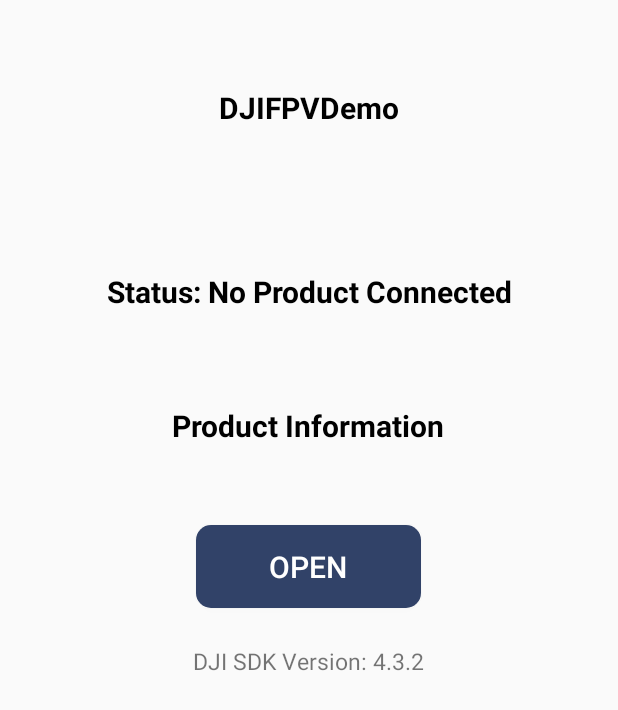
After one commit to zbkpointer/CommunitySkyEye, an Android app: the ConnectionActivity screen opened directly, with no data from a screen before it, on a phone screen of 412 x 824 dp. The commit adds this screen. Shown: the top 710 px of the screen. Run offline under Robolectric (Android 15) with nearby library versions, the phone set to English and light mode, and no system bars.

Commit message:
大疆产品连接

```diff
--- a/app/build.gradle
+++ b/app/build.gradle
@@ -10,6 +10,8 @@ android {
         versionCode 1
         versionName "1.0"
         testInstrumentationRunner "android.support.test.runner.AndroidJUnitRunner"
+        //Enable multidex-support
+        multiDexEnabled true
     }
     buildTypes {
         release {
@@ -28,5 +30,7 @@ dependencies {
     compile 'com.android.support.constraint:constraint-layout:1.0.2'
     compile 'org.litepal.android:core:1.6.0'
     compile 'com.android.support:design:25.3.1'
+    compile 'com.android.support:multidex:1.0.1'
+    compile 'com.dji:dji-sdk:4.3.2'
     testCompile 'junit:junit:4.12'
 }
--- /dev/null
+++ b/app/src/main/java/com/live/communityskyeye/ConnectionActivity.java
@@ -0,0 +1,89 @@
+package com.live.communityskyeye;
+
+import android.*;
+import android.app.Activity;
+import android.os.Build;
+import android.os.Bundle;
+import android.support.design.widget.FloatingActionButton;
+import android.support.design.widget.Snackbar;
+import android.support.v4.app.ActivityCompat;
+import android.support.v7.app.AppCompatActivity;
+import android.support.v7.widget.Toolbar;
+import android.util.Log;
+import android.view.View;
+import android.widget.Button;
+import android.widget.TextView;
+
+public class ConnectionActivity extends Activity implements View.OnClickListener {
+    private static final String TAG = ConnectionActivity.class.getName();
+    private TextView mTextConnectionStatus;
+    private TextView mTextProduct;
+    private Button mBtnOpen;
+    @Override
+    protected void onCreate(Bundle savedInstanceState) {
+        super.onCreate(savedInstanceState);
+        /*
+         When the compile and target version is higher than 22,
+         please request the following permission at runtime to
+         ensure the SDK works well.
+         */
+        if (Build.VERSION.SDK_INT >= Build.VERSION_CODES.M) {
+            ActivityCompat.requestPermissions(this,
+                    new String[]{android.Manifest.permission.WRITE_EXTERNAL_STORAGE, android.Manifest.permission.VIBRATE,
+                            android.Manifest.permission.INTERNET, android.Manifest.permission.ACCESS_WIFI_STATE,
+                            android.Manifest.permission.WAKE_LOCK, android.Manifest.permission.ACCESS_COARSE_LOCATION,
+                            android.Manifest.permission.ACCESS_NETWORK_STATE, android.Manifest.permission.ACCESS_FINE_LOCATION,
+                            android.Manifest.permission.CHANGE_WIFI_STATE, android.Manifest.permission.MOUNT_UNMOUNT_FILESYSTEMS,
+                            android.Manifest.permission.READ_EXTERNAL_STORAGE, android.Manifest.permission.SYSTEM_ALERT_WINDOW,
+                            android.Manifest.permission.READ_PHONE_STATE,
+                    }
+                    , 1);
+        }
+        setContentView(R.layout.activity_connection);
+
+    }
+
+    @Override
+    public void onResume() {
+        Log.e(TAG, "onResume");
+        super.onResume();
+    }
+    @Override
+    public void onPause() {
+        Log.e(TAG, "onPause");
+        super.onPause();
+    }
+    @Override
+    public void onStop() {
+        Log.e(TAG, "onStop");
+        super.onStop();
+    }
+    public void onReturn(View view){
+        Log.e(TAG, "onReturn");
+        this.finish();
+    }
+    @Override
+    protected void onDestroy() {
+        Log.e(TAG, "onDestroy");
+        super.onDestroy();
+    }
+    private void initUI() {
+        mTextConnectionStatus = (TextView) findViewById(R.id.text_connection_status);
+        mTextProduct = (TextView) findViewById(R.id.text_product_info);
+        mBtnOpen = (Button) findViewById(R.id.btn_open);
+        mBtnOpen.setOnClickListener(this);
+        mBtnOpen.setEnabled(false);
+    }
+    @Override
+    public void onClick(View v) {
+        switch (v.getId()) {
+            case R.id.btn_open: {
+                break;
+            }
+            default:
+                break;
+        }
+
+
+    }
+}
--- /dev/null
+++ b/app/src/main/res/drawable/round_btn.xml
@@ -0,0 +1,8 @@
+<?xml version="1.0" encoding="utf-8"?>
+<selector xmlns:android="http://schemas.android.com/apk/res/android">
+    <item android:drawable="@drawable/round_btn_normal" android:state_focused="true"></item>
+    <item android:drawable="@drawable/round_btn_pressed" android:state_selected="true"></item>
+    <item android:drawable="@drawable/round_btn_pressed" android:state_pressed="true"></item>
+    <item android:drawable="@drawable/round_btn_disable" android:state_enabled="false"></item>
+    <item android:drawable="@drawable/round_btn_normal" ></item>
+</selector>
--- /dev/null
+++ b/app/src/main/res/drawable/round_btn_disable.xml
@@ -0,0 +1,8 @@
+<?xml version="1.0" encoding="utf-8"?>
+<shape xmlns:android="http://schemas.android.com/apk/res/android">
+    <solid android:color="#AAAAAAAA" />
+    <corners android:topLeftRadius="10dp"
+        android:topRightRadius="10dp"
+        android:bottomRightRadius="10dp"
+        android:bottomLeftRadius="10dp"/>
+</shape>
--- /dev/null
+++ b/app/src/main/res/drawable/round_btn_normal.xml
@@ -0,0 +1,8 @@
+<?xml version="1.0" encoding="utf-8"?>
+<shape xmlns:android="http://schemas.android.com/apk/res/android">
+    <solid android:color="#FF314268" />
+    <corners android:topLeftRadius="10dp"
+        android:topRightRadius="10dp"
+        android:bottomRightRadius="10dp"
+        android:bottomLeftRadius="10dp"/>
+</shape>
--- /dev/null
+++ b/app/src/main/res/drawable/round_btn_pressed.xml
@@ -0,0 +1,8 @@
+<?xml version="1.0" encoding="utf-8"?>
+<shape xmlns:android="http://schemas.android.com/apk/res/android">
+    <solid android:color="#AA314268" />
+    <corners android:topLeftRadius="10dp"
+             android:topRightRadius="10dp"
+             android:bottomRightRadius="10dp"
+             android:bottomLeftRadius="10dp"/>
+</shape>
--- /dev/null
+++ b/app/src/main/res/layout/activity_connection.xml
@@ -0,0 +1,62 @@
+<?xml version="1.0" encoding="utf-8"?>
+<RelativeLayout xmlns:android="http://schemas.android.com/apk/res/android"
+    xmlns:tools="http://schemas.android.com/tools"
+    android:layout_width="match_parent"
+    android:layout_height="match_parent"
+    android:orientation="vertical">
+    <TextView
+        android:id="@+id/text_connection_status"
+        android:layout_width="wrap_content"
+        android:layout_height="wrap_content"
+        android:gravity="center"
+        android:text="Status: No Product Connected"
+        android:textColor="@android:color/black"
+        android:textSize="20dp"
+        android:textStyle="bold"
+        android:layout_alignBottom="@+id/text_product_info"
+        android:layout_centerHorizontal="true"
+        android:layout_marginBottom="89dp" />
+    <TextView
+        android:id="@+id/text_product_info"
+        android:layout_width="wrap_content"
+        android:layout_height="wrap_content"
+        android:layout_centerHorizontal="true"
+        android:layout_marginTop="270dp"
+        android:text="@string/product_information"
+        android:textColor="@android:color/black"
+        android:textSize="20dp"
+        android:gravity="center"
+        android:textStyle="bold"
+        />
+    <Button
+        android:id="@+id/btn_open"
+        android:layout_width="150dp"
+        android:layout_height="55dp"
+        android:layout_centerHorizontal="true"
+        android:layout_marginTop="350dp"
+        android:background="@drawable/round_btn"
+        android:text="Open"
+        android:textColor="@color/colorWhite"
+        android:textSize="20dp"
+        />
+    <TextView
+        android:layout_width="wrap_content"
+        android:layout_height="wrap_content"
+        android:layout_centerHorizontal="true"
+        android:layout_marginTop="430dp"
+        android:text="@string/sdk_version"
+        android:textSize="15dp"
+        android:id="@+id/textView2" />
+    <TextView
+        android:layout_width="wrap_content"
+        android:layout_height="wrap_content"
+        android:textAppearance="?android:attr/textAppearanceSmall"
+        android:text="DJIFPVDemo"
+        android:id="@+id/textView"
+        android:layout_marginTop="58dp"
+        android:textStyle="bold"
+        android:textSize="20dp"
+        android:textColor="@color/colorBlack"
+        android:layout_alignParentTop="true"
+        android:layout_centerHorizontal="true" />
+</RelativeLayout>
--- a/app/src/main/res/values/colors.xml
+++ b/app/src/main/res/values/colors.xml
@@ -3,4 +3,7 @@
     <color name="colorPrimary">#3F51B5</color>
     <color name="colorPrimaryDark">#303F9F</color>
     <color name="colorAccent">#FF4081</color>
+    <color name="colorWhite">#FFFFFF</color>
+    <color name="colorBlack">#000000</color>
+
 </resources>
--- a/app/src/main/res/values/strings.xml
+++ b/app/src/main/res/values/strings.xml
@@ -3,4 +3,10 @@
     <string name="scene_activity">场景模式</string>
     <string name="title_activity_add_surface">新增监控点</string>
     <string name="title_activity_sub_scene">子场景</string>
+    <string name="title_activity_connection">ConnectionActivity</string>
+    <string name="action_settings">Settings</string>
+    <string name="disconnected">Disconnected</string>
+    <string name="product_information">Product Information</string>
+    <string name="connection_loose">Status: No Product Connected</string>
+    <string name="sdk_version">DJI SDK Version: 4.3.2</string>
 </resources>
```
Also changed, not shown: app/src/main/AndroidManifest.xml (+55 -1 lines), app/src/main/java/com/live/communityskyeye/MainActivity.java (+107 -0 lines), app/src/main/res/drawable/selector_back_button.xml (added, +7 -0 lines), app/src/main/res/drawable/back_button_disable.png (added), app/src/main/res/drawable/back_button_normal.png (added), app/src/main/res/drawable/back_button_press.png (added).
